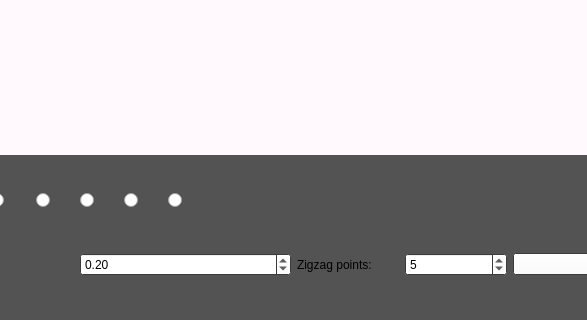
Above: mainwindow.ui from tilast/courseWork before the change; both pictures show x 147 to 734 and y 331 to 651 of the 883 by 651 pixel window. Below: the same form after it.
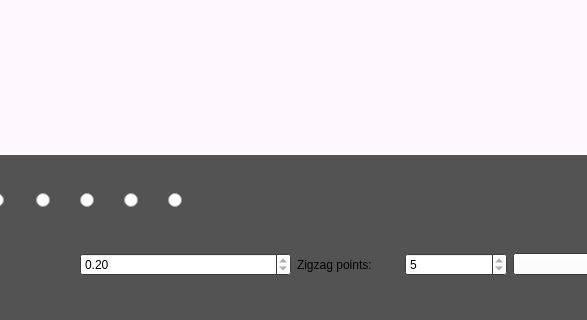
That is the form after the change. Icons and pictures are not drawn. Custom widgets are drawn as their Qt base class.

```diff
--- a/mainwindow.ui
+++ b/mainwindow.ui
@@ -1273,6 +1273,21 @@
         <layout class="QHBoxLayout" name="horizontalLayout_4">
          <item>
           <widget class="QDoubleSpinBox" name="arrowsTipCoefficient">
+           <property name="inputMethodHints">
+            <set>Qt::ImhHiddenText</set>
+           </property>
+           <property name="readOnly">
+            <bool>true</bool>
+           </property>
+           <property name="keyboardTracking">
+            <bool>false</bool>
+           </property>
+           <property name="prefix">
+            <string notr="true"/>
+           </property>
+           <property name="suffix">
+            <string notr="true"/>
+           </property>
            <property name="maximum">
             <double>1.000000000000000</double>
            </property>
@@ -1297,6 +1312,15 @@
          </item>
          <item>
           <widget class="QSpinBox" name="zigzagPoints">
+           <property name="inputMethodHints">
+            <set>Qt::ImhDigitsOnly</set>
+           </property>
+           <property name="readOnly">
+            <bool>true</bool>
+           </property>
+           <property name="keyboardTracking">
+            <bool>false</bool>
+           </property>
            <property name="minimum">
             <number>3</number>
            </property>
```
